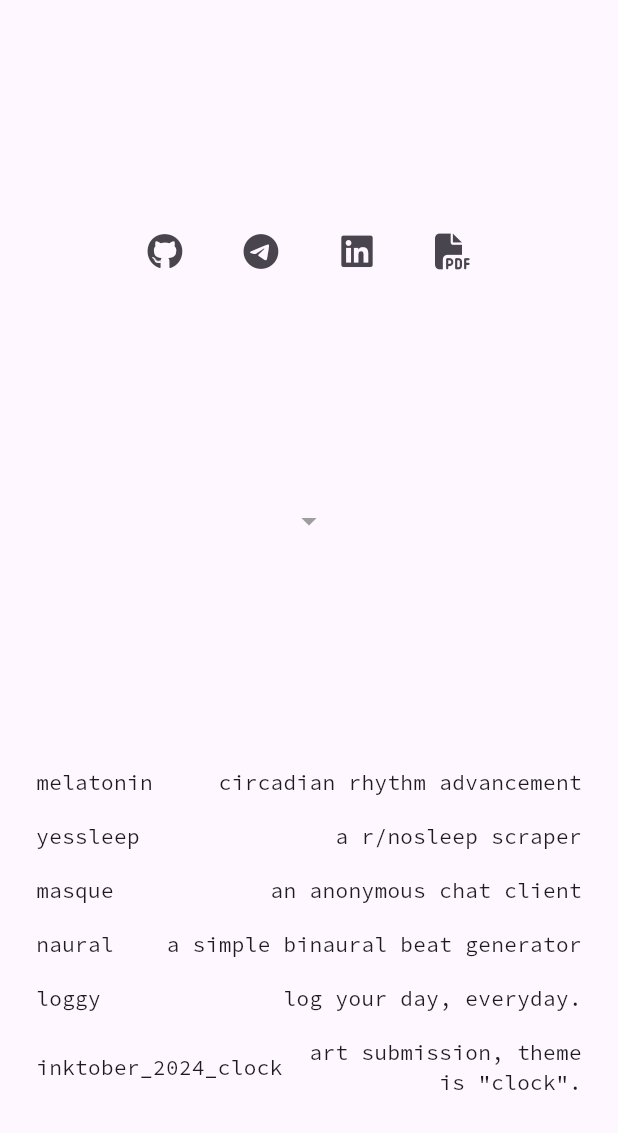
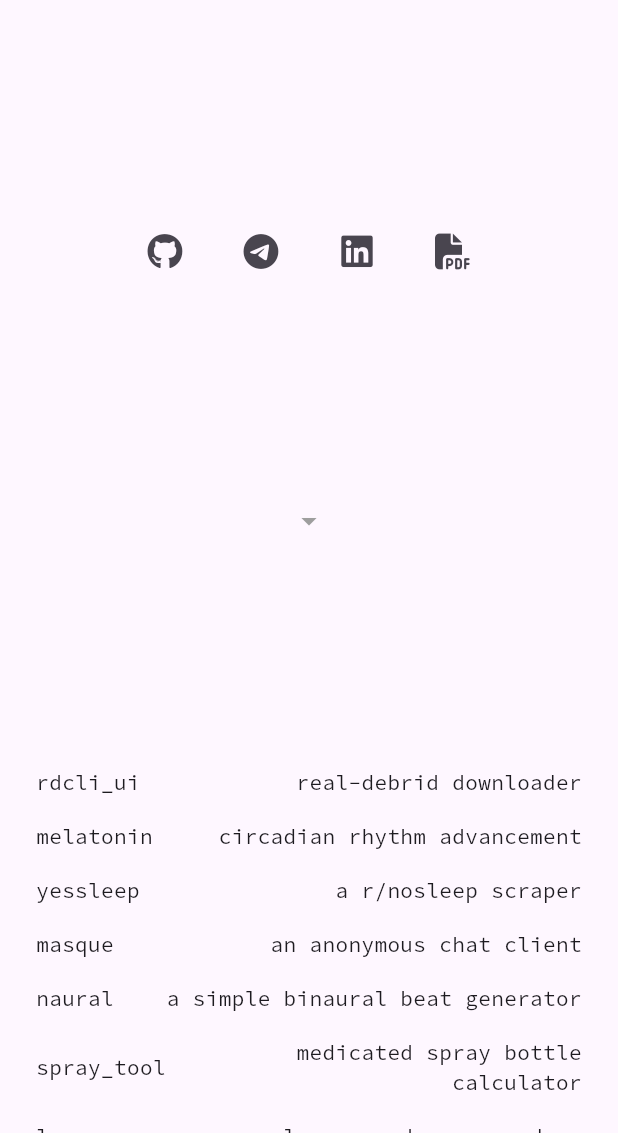
Before and after one commit to tytydraco/tytydraco_xyz, a Flutter app: the screen it shows after launch, scrolled down 268 dp, on a phone screen of 412 x 824 dp, the part 103-1236 px from its top. Run offline on Flutter 3.47's test engine with Material 3 defaults, Android fonts, the phone set to English and light mode, and no system bars; our stand-ins replace font_awesome_flutter.

Commit message:
Update links
Signed-off-by: Tyler Nijmeh <tylernij@gmail.com>

```diff
--- a/lib/src/config.dart
+++ b/lib/src/config.dart
@@ -61,6 +61,11 @@ const List<SubpageModel> subpages = [
     url: 'https://pharm.tytydraco.xyz',
   ),*/
   SubpageModel(
+    name: 'rdcli_ui',
+    description: 'real-debrid downloader',
+    url: 'https://rdcli_ui.tytydraco.xyz',
+  ),
+  SubpageModel(
     name: 'melatonin',
     description: 'circadian rhythm advancement',
     url: 'https://melatonin.tytydraco.xyz',
@@ -80,11 +85,11 @@ const List<SubpageModel> subpages = [
     description: 'a simple binaural beat generator',
     url: 'https://naural.tytydraco.xyz',
   ),
-  /*SubpageModel(
+  SubpageModel(
     name: 'spray_tool',
     description: 'medicated spray bottle calculator',
     url: 'https://spray_tool.tytydraco.xyz',
-  ),*/
+  ),
   SubpageModel(
     name: 'loggy',
     description: 'log your day, everyday.',
```
